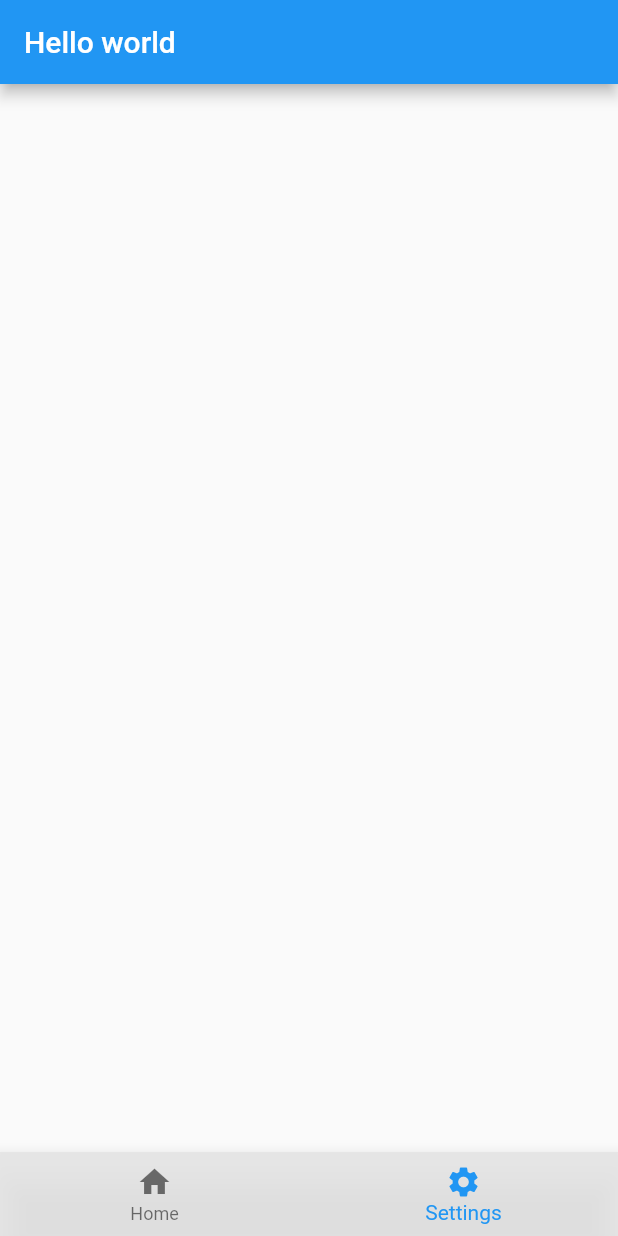
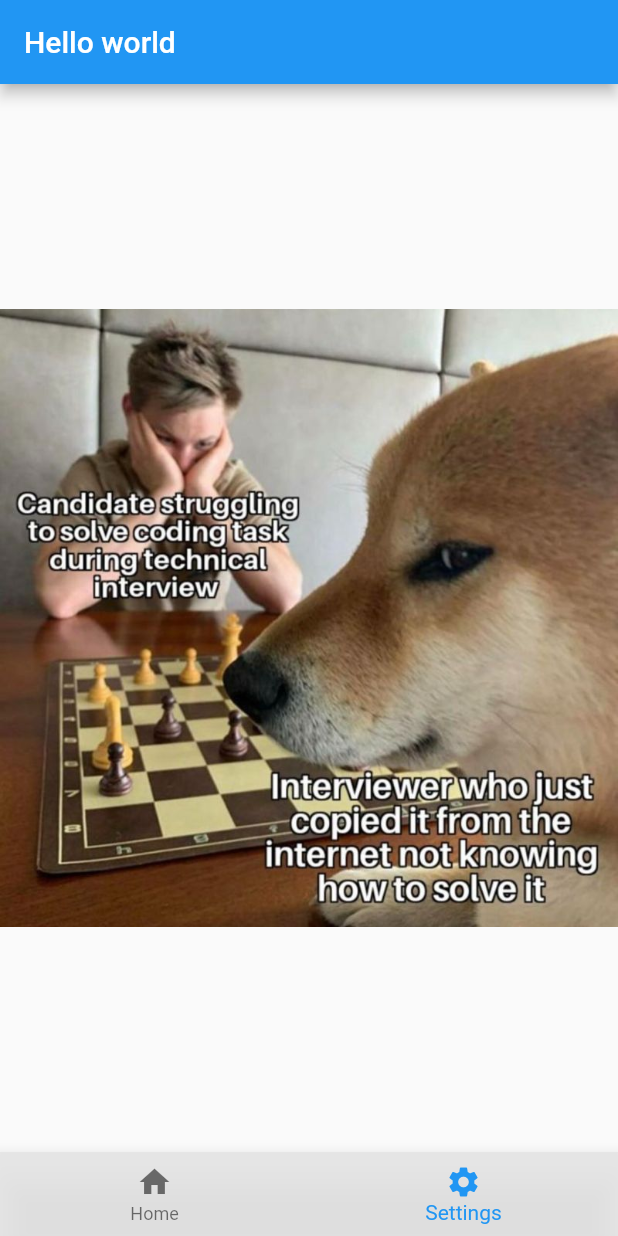
Before and after one commit to Owoeye1321/flutter_calc, a Flutter app: the screen it shows after launch, item 2 of the bottom bar chosen, on a phone screen of 412 x 824 dp. Run offline on Flutter 3.47's test engine with Material 2 defaults, Android fonts, the phone set to English and light mode, and no system bars.

Commit message:
just getting started

```diff
--- /dev/null
+++ b/lib/firstPage.dart
@@ -0,0 +1,78 @@
+import 'package:flutter/material.dart';
+
+import 'secondPage.dart';
+
+class FirstPage extends StatefulWidget {
+  const FirstPage({super.key});
+
+  @override
+  State<FirstPage> createState() => _FirstPageState();
+}
+
+class _FirstPageState extends State<FirstPage> {
+  String buttonName = "Click here";
+  int currentIndex = 0;
+  @override
+  Widget build(BuildContext context) {
+    return Scaffold(
+      appBar: AppBar(
+        title: const Text("Hello world"),
+      ),
+      body: Center(
+        child: currentIndex == 0
+            ? Container(
+                width: double.infinity,
+                height: double.infinity,
+                child: Row(
+                  mainAxisAlignment: MainAxisAlignment.center,
+                  crossAxisAlignment: CrossAxisAlignment.center,
+                  children: [
+                    ElevatedButton(
+                      style: ElevatedButton.styleFrom(
+                        primary: Colors.amber,
+                      ),
+                      onPressed: () => {
+                        setState(() => {
+                              buttonName != "Clicked"
+                                  ? buttonName = "Clicked"
+                                  : buttonName = "Click me"
+                            })
+                      },
+                      child: Text(buttonName),
+                    ),
+                    ElevatedButton(
+                      onPressed: () => {
+                        setState(() => {
+                              Navigator.of(context).push(MaterialPageRoute(
+                                  builder: (BuildContext context) {
+                                return const SecondPage();
+                              }))
+                            })
+                      },
+                      child: Text(buttonName),
+                    ),
+                  ],
+                ),
+              )
+            : Image.asset("images/meme.jpeg"),
+      ),
+      bottomNavigationBar: BottomNavigationBar(
+        items: const [
+          BottomNavigationBarItem(
+            label: "Home",
+            icon: Icon(Icons.home),
+          ),
+          BottomNavigationBarItem(
+            label: "Settings",
+            icon: Icon(Icons.settings),
+          ),
+        ],
+        currentIndex: currentIndex,
+        onTap: (int index) => {
+          setState(() => {currentIndex = index})
+        },
+        backgroundColor: const Color.fromARGB(223, 228, 228, 228),
+      ),
+    );
+  }
+}
--- a/lib/main.dart
+++ b/lib/main.dart
@@ -1,4 +1,5 @@
 import 'package:flutter/material.dart';
+import 'package:testing_app/firstPage.dart';
 
 void main() {
   runApp(MyApp());
@@ -17,67 +18,9 @@ class _MyAppState extends State<MyApp> {
 
   @override
   Widget build(BuildContext context) {
-    return MaterialApp(
+    return const MaterialApp(
       debugShowCheckedModeBanner: false,
-      home: Scaffold(
-        appBar: AppBar(
-          title: const Text("Hello world"),
-        ),
-        body: Center(
-          child: currentIndex == 0
-              ? Container(
-                  width: double.infinity,
-                  height: double.infinity,
-                  child: Row(
-                    mainAxisAlignment: MainAxisAlignment.center,
-                    crossAxisAlignment: CrossAxisAlignment.center,
-                    children: [
-                      ElevatedButton(
-                        style: ElevatedButton.styleFrom(
-                          primary: Colors.amber,
-                        ),
-                        onPressed: () => {
-                          setState(() => {
-                                buttonName != "Clicked"
-                                    ? buttonName = "Clicked"
-                                    : buttonName = "Click me"
-                              })
-                        },
-                        child: Text(buttonName),
-                      ),
-                      ElevatedButton(
-                        onPressed: () => {
-                          setState(() => {
-                                buttonName != "Clicked"
-                                    ? buttonName = "Clicked"
-                                    : buttonName = "Click me"
-                              })
-                        },
-                        child: Text(buttonName),
-                      ),
-                    ],
-                  ),
-                )
-              : const SizedBox(),
-        ),
-        bottomNavigationBar: BottomNavigationBar(
-          items: const [
-            BottomNavigationBarItem(
-              label: "Home",
-              icon: Icon(Icons.home),
-            ),
-            BottomNavigationBarItem(
-              label: "Settings",
-              icon: Icon(Icons.settings),
-            ),
-          ],
-          currentIndex: currentIndex,
-          onTap: (int index) => {
-            setState(() => {currentIndex = index})
-          },
-          backgroundColor: const Color.fromARGB(223, 228, 228, 228),
-        ),
-      ),
+      home: FirstPage(),
     );
   }
 }
--- a/pubspec.yaml
+++ b/pubspec.yaml
@@ -59,8 +59,8 @@ flutter:
   uses-material-design: true
 
   # To add assets to your application, add an assets section, like this:
-  # assets:
-  #   - images/a_dot_burr.jpeg
+  assets:
+    - images/
   #   - images/a_dot_ham.jpeg
 
   # An image asset can refer to one or more resolution-specific "variants", see
```
Also changed, not shown: lib/secondPage.dart (added, +28 -0 lines), images/meme.jpeg (added).
